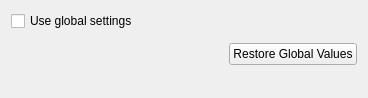
Old version of the form src/plugins/projectexplorer/editorsettingspropertiespage.ui in the repository qt-creator/qt-creator.
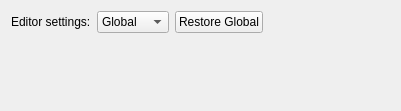
New version of the form. Custom widgets are drawn as their Qt base class.

Commit message:
Add restore fallback functionality, make better tr()
Task-number: QTCREATORBUG-5025

The edit to the form file:
```diff
--- a/src/plugins/projectexplorer/editorsettingspropertiespage.ui
+++ b/src/plugins/projectexplorer/editorsettingspropertiespage.ui
@@ -6,35 +6,56 @@
    <rect>
     <x>0</x>
     <y>0</y>
-    <width>368</width>
-    <height>98</height>
+    <width>401</width>
+    <height>111</height>
    </rect>
   </property>
   <layout class="QGridLayout" name="gridLayout">
-   <item row="0" column="0" colspan="2">
-    <widget class="QCheckBox" name="useGlobalCheckBox">
+   <item row="0" column="0">
+    <widget class="QLabel" name="label">
      <property name="text">
-      <string>Use global settings</string>
+      <string>Editor settings:</string>
      </property>
     </widget>
    </item>
-   <item row="1" column="0" colspan="3">
-    <widget class="TextEditor::BehaviorSettingsWidget" name="behaviorSettingsWidget" native="true"/>
+   <item row="0" column="1">
+    <widget class="QComboBox" name="globalSelector">
+     <item>
+      <property name="text">
+       <string>Global</string>
+      </property>
+     </item>
+     <item>
+      <property name="text">
+       <string>Custom</string>
+      </property>
+     </item>
+    </widget>
    </item>
-   <item row="2" column="0" colspan="2">
+   <item row="0" column="2">
+    <widget class="QPushButton" name="restoreButton">
+     <property name="text">
+      <string>Restore Global</string>
+     </property>
+    </widget>
+   </item>
+   <item row="0" column="3">
     <spacer name="horizontalSpacer">
      <property name="orientation">
       <enum>Qt::Horizontal</enum>
      </property>
      <property name="sizeHint" stdset="0">
       <size>
-       <width>224</width>
+       <width>3</width>
        <height>20</height>
       </size>
      </property>
     </spacer>
    </item>
-   <item row="3" column="1">
+   <item row="1" column="0" colspan="4">
+    <widget class="TextEditor::BehaviorSettingsWidget" name="behaviorSettingsWidget" native="true"/>
+   </item>
+   <item row="2" column="0">
     <spacer name="verticalSpacer">
      <property name="orientation">
       <enum>Qt::Vertical</enum>
@@ -47,13 +68,6 @@
      </property>
     </spacer>
    </item>
-   <item row="2" column="2">
-    <widget class="QPushButton" name="restoreButton">
-     <property name="text">
-      <string>Restore Global Values</string>
-     </property>
-    </widget>
-   </item>
   </layout>
  </widget>
  <customwidgets>
```
The commit also changes 12 other files.
